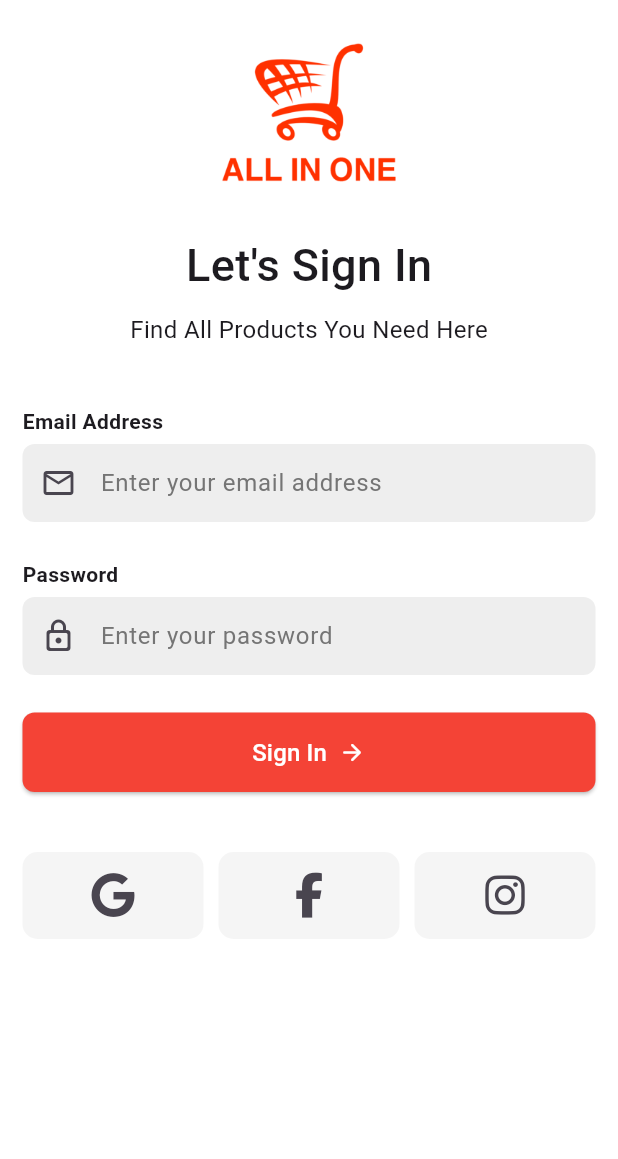
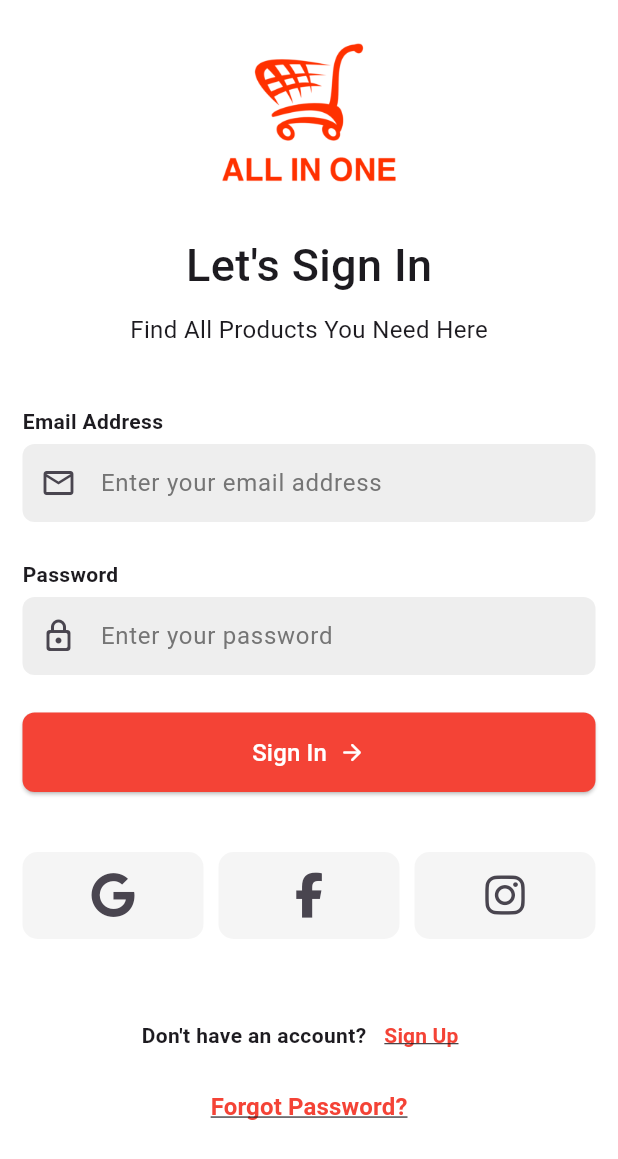
Before and after one commit to EsAm1973/ECommerce-App-with-MVVM, a Flutter app: the screen it shows after launch, on a phone screen of 412 x 824 dp. Shown: the top 1159 px of the screen. Run offline on Flutter 3.47's test engine with Material 3 defaults, Android fonts, the phone set to English and light mode, and no system bars; our stand-ins replace font_awesome_flutter.

Commit message:
make a forget passwod widget

```diff
--- /dev/null
+++ b/lib/Features/Authenticate/presentation/views/widgets/login_signp&forgetpassword.dart
@@ -0,0 +1,47 @@
+import 'package:ecommerce_app/Core/utils/styles.dart';
+import 'package:flutter/material.dart';
+
+class SignupTextAndForgetPassword extends StatelessWidget {
+  const SignupTextAndForgetPassword({super.key});
+
+  @override
+  Widget build(BuildContext context) {
+    return Column(
+      children: [
+        Row(
+          mainAxisAlignment: MainAxisAlignment.center,
+          children: [
+            Text(
+              'Don\'t have an account?',
+              style: Styles.textStyle14.copyWith(
+                fontWeight: FontWeight.w600,
+              ),
+            ),
+            TextButton(
+              child: Text(
+                'Sign Up',
+                style: Styles.textStyle14.copyWith(
+                  color: Colors.red,
+                  fontWeight: FontWeight.w600,
+                  decoration: TextDecoration.underline,
+                ),
+              ),
+              onPressed: () {},
+            ),
+          ],
+        ),
+        TextButton(
+          child: Text(
+            'Forgot Password?',
+            style: Styles.textStyle16.copyWith(
+              color: Colors.red,
+              fontWeight: FontWeight.w600,
+              decoration: TextDecoration.underline,
+            ),
+          ),
+          onPressed: () {},
+        ),
+      ],
+    );
+  }
+}
--- a/lib/Features/Authenticate/presentation/views/widgets/login_view_body.dart
+++ b/lib/Features/Authenticate/presentation/views/widgets/login_view_body.dart
@@ -1,6 +1,7 @@
 import 'package:ecommerce_app/Features/Authenticate/presentation/views/widgets/login_button.dart';
 import 'package:ecommerce_app/Features/Authenticate/presentation/views/widgets/login_email_textfeild.dart';
 import 'package:ecommerce_app/Features/Authenticate/presentation/views/widgets/login_password_textfeild.dart';
+import 'package:ecommerce_app/Features/Authenticate/presentation/views/widgets/login_signp&forgetpassword.dart';
 import 'package:ecommerce_app/Features/Authenticate/presentation/views/widgets/login_socialmedia_row.dart';
 import 'package:ecommerce_app/Features/Authenticate/presentation/views/widgets/login_start_widget.dart';
 import 'package:flutter/material.dart';
@@ -32,6 +33,10 @@ class LoginViewBody extends StatelessWidget {
               height: 40,
             ),
             SocialMediaIconsRow(),
+            SizedBox(
+              height: 40,
+            ),
+            SignupTextAndForgetPassword(),
           ],
         ),
       ),
```
